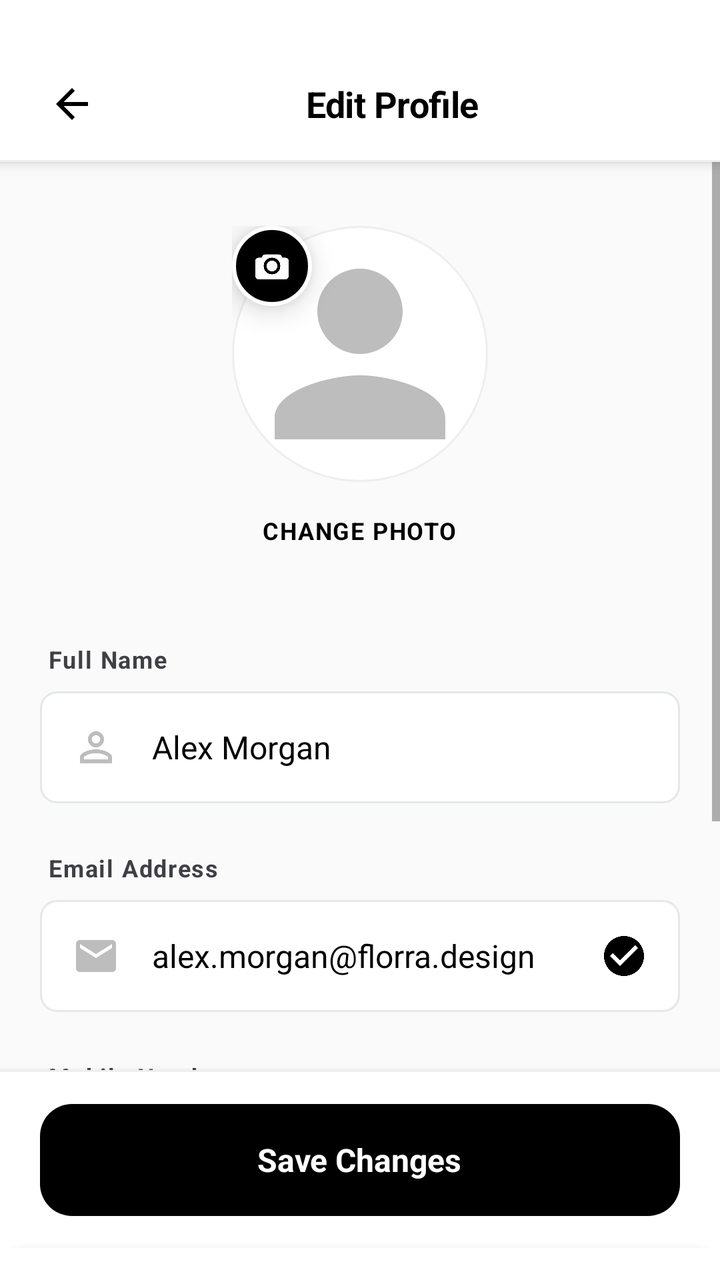
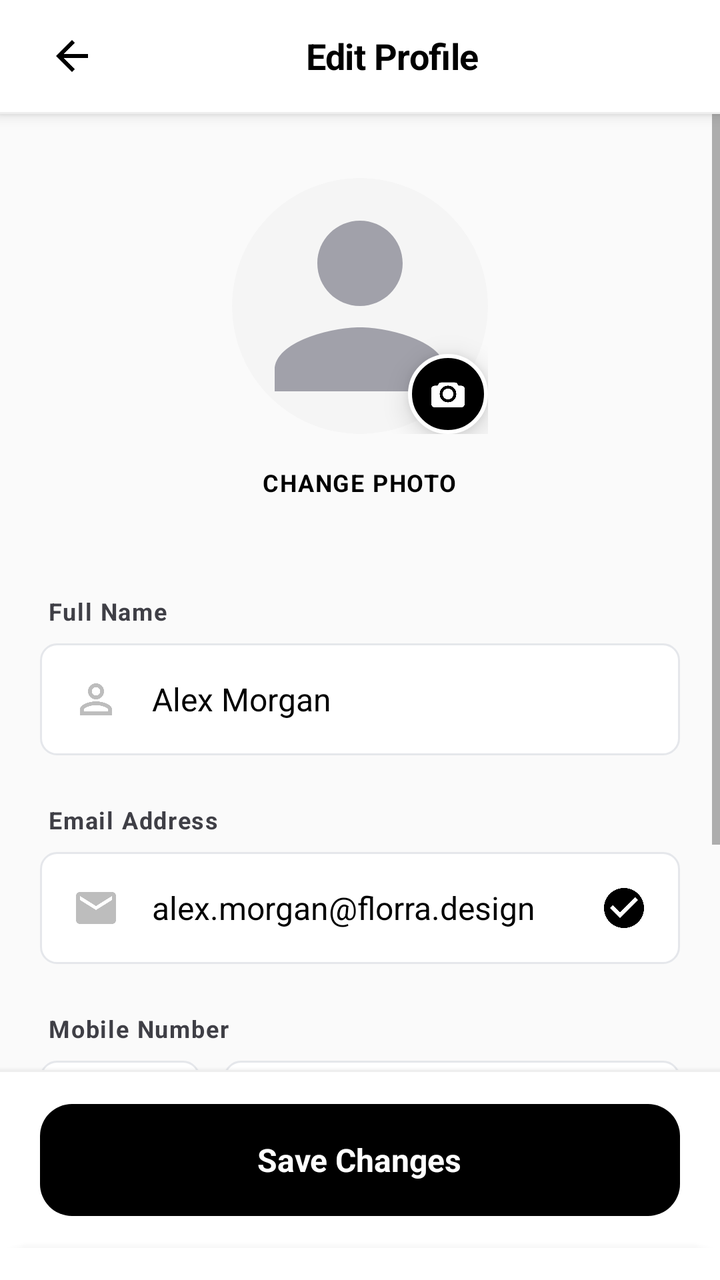

Screens rendered from an Android XML layout before and after an edit, with the pre-edit source and the edit as a unified diff.
<!-- AndroidManifest.xml: activity theme Theme.AppCompat.Light.NoActionBar -->
<!-- res/layout/activity_edit_profile.xml -->
<?xml version="1.0" encoding="utf-8"?>
<RelativeLayout xmlns:android="http://schemas.android.com/apk/res/android"
    xmlns:app="http://schemas.android.com/apk/res-auto"
    android:layout_width="match_parent"
    android:layout_height="match_parent"
    android:background="@color/calc_gray_50"
    android:fitsSystemWindows="true">

    
    <LinearLayout
        android:id="@+id/header"
        android:layout_width="match_parent"
        android:layout_height="wrap_content"
        android:orientation="vertical"
        android:background="@color/white"
        android:elevation="4dp"
        android:layout_alignParentTop="true">

        
        <View
            android:layout_width="match_parent"
            android:layout_height="24dp"
            android:background="@color/white" />

        
        <LinearLayout
            android:layout_width="match_parent"
            android:layout_height="56dp"
            android:orientation="horizontal"
            android:paddingHorizontal="16dp"
            android:gravity="center_vertical"
            android:background="@color/white">

            
            <RelativeLayout
                android:id="@+id/btnBack"
                android:layout_width="40dp"
                android:layout_height="40dp"
                android:background="?android:attr/selectableItemBackground"
                android:clickable="true"
                android:focusable="true">

                <ImageView
                    android:layout_width="24dp"
                    android:layout_height="24dp"
                    android:src="@drawable/ic_arrow_back"
                    android:tint="@color/black"
                    android:layout_centerInParent="true" />
            </RelativeLayout>

            
            <TextView
                android:layout_width="0dp"
                android:layout_height="wrap_content"
                android:layout_weight="1"
                android:text="Edit Profile"
                android:textColor="@color/black"
                android:textSize="18sp"
                android:textStyle="bold"
                android:gravity="center"
                android:letterSpacing="-0.01" />

            
            <RelativeLayout
                android:id="@+id/btnCancel"
                android:layout_width="wrap_content"
                android:layout_height="40dp"
                android:paddingHorizontal="8dp"
                android:background="?android:attr/selectableItemBackground"
                android:clickable="true"
                android:focusable="true"
                android:gravity="center_vertical"/>
        </LinearLayout>

        
        <View
            android:layout_width="match_parent"
            android:layout_height="1dp"
            android:background="@color/gray_200" />
    </LinearLayout>

    
    <ScrollView
        android:layout_width="match_parent"
        android:layout_height="match_parent"
        android:layout_below="@id/header"
        android:layout_above="@+id/saveButtonContainer"
        android:fillViewport="true">

        <LinearLayout
            android:layout_width="match_parent"
            android:layout_height="wrap_content"
            android:orientation="vertical"
            android:paddingBottom="80dp">

            
            <LinearLayout
                android:layout_width="match_parent"
                android:layout_height="wrap_content"
                android:orientation="vertical"
                android:gravity="center_horizontal"
                android:paddingVertical="32dp">

                
                <RelativeLayout
                    android:id="@+id/btnChangePhoto"
                    android:layout_width="wrap_content"
                    android:layout_height="wrap_content"
                    android:clickable="true"
                    android:focusable="true">

                    
                    <RelativeLayout
                        android:layout_width="128dp"
                        android:layout_height="128dp"
                        android:background="@drawable/bg_profile_circle_edit">

                        
                        <ImageView
                            android:id="@+id/ivProfile"
                            android:layout_width="match_parent"
                            android:layout_height="match_parent"
                            android:src="@drawable/ic_person_large"
                            android:scaleType="centerCrop"
                            android:contentDescription="Profile Image"
                            android:tint="@color/gray_400" />
                    </RelativeLayout>

                    
                    <RelativeLayout
                        android:layout_width="40dp"
                        android:layout_height="40dp"
                        android:background="@drawable/bg_camera_circle"
                        android:layout_alignBottom="@id/btnChangePhoto"
                        android:layout_alignRight="@id/btnChangePhoto"
                        android:layout_marginBottom="-4dp"
                        android:layout_marginRight="-4dp"
                        android:elevation="8dp">

                        <ImageView
                            android:layout_width="20dp"
                            android:layout_height="20dp"
                            android:src="@drawable/ic_camera"
                            android:tint="@color/white"
                            android:layout_centerInParent="true" />
                    </RelativeLayout>
                </RelativeLayout>

                
                <TextView
                    android:layout_width="wrap_content"
                    android:layout_height="wrap_content"
                    android:text="CHANGE PHOTO"
                    android:textColor="@color/black"
                    android:textSize="12sp"
                    android:textStyle="bold"
                    android:letterSpacing="0.05"
                    android:layout_marginTop="16dp"
                    android:clickable="true"
                    android:focusable="true" />
            </LinearLayout>

            
            <LinearLayout
                android:layout_width="match_parent"
                android:layout_height="wrap_content"
                android:orientation="vertical"
                android:paddingHorizontal="20dp"
                android:paddingTop="16dp"
                android:paddingBottom="16dp">

                
                <LinearLayout
                    android:layout_width="match_parent"
                    android:layout_height="wrap_content"
                    android:orientation="vertical"
                    android:layout_marginBottom="24dp">

                    <TextView
                        android:layout_width="wrap_content"
                        android:layout_height="wrap_content"
                        android:text="Full Name"
                        android:textColor="@color/gray_700"
                        android:textSize="12sp"
                        android:textStyle="bold"
                        android:letterSpacing="0.05"
                        android:layout_marginBottom="8dp"
                        android:layout_marginLeft="4dp" />

                    
                    <RelativeLayout
                        android:layout_width="match_parent"
                        android:layout_height="56dp"
                        android:background="@drawable/bg_input_field">

                        
                        <ImageView
                            android:layout_width="24dp"
                            android:layout_height="24dp"
                            android:src="@drawable/ic_person_outline"
                            android:tint="@color/gray_400"
                            android:layout_centerVertical="true"
                            android:layout_marginLeft="16dp" />

                        
                        <EditText
                            android:id="@+id/etFullName"
                            android:layout_width="match_parent"
                            android:layout_height="match_parent"
                            android:paddingLeft="56dp"
                            android:paddingRight="16dp"
                            android:text="Alex Morgan"
                            android:textColor="@color/black"
                            android:textSize="16sp"
                            android:background="@android:color/transparent"
                            android:maxLines="1"
                            android:inputType="textPersonName" />
                    </RelativeLayout>
                </LinearLayout>

                
                <LinearLayout
                    android:layout_width="match_parent"
                    android:layout_height="wrap_content"
                    android:orientation="vertical"
                    android:layout_marginBottom="24dp">

                    <TextView
                        android:layout_width="wrap_content"
                        android:layout_height="wrap_content"
                        android:text="Email Address"
                        android:textColor="@color/gray_700"
                        android:textSize="12sp"
                        android:textStyle="bold"
                        android:letterSpacing="0.05"
                        android:layout_marginBottom="8dp"
                        android:layout_marginLeft="4dp" />

                    
                    <RelativeLayout
                        android:layout_width="match_parent"
                        android:layout_height="56dp"
                        android:background="@drawable/bg_input_field">

                        
                        <ImageView
                            android:layout_width="24dp"
                            android:layout_height="24dp"
                            android:src="@drawable/ic_mail"
                            android:tint="@color/gray_400"
                            android:layout_centerVertical="true"
                            android:layout_marginLeft="16dp" />

                        
                        <EditText
                            android:id="@+id/etEmail"
                            android:layout_width="match_parent"
                            android:layout_height="match_parent"
                            android:paddingLeft="56dp"
                            android:paddingRight="56dp"
                            android:text="alex.morgan@florra.design"
                            android:textColor="@color/black"
                            android:textSize="16sp"
                            android:background="@android:color/transparent"
                            android:maxLines="1"
                            android:inputType="textEmailAddress" />

                        
                        <ImageView
                            android:layout_width="24dp"
                            android:layout_height="24dp"
                            android:src="@drawable/ic_check_circle"
                            android:tint="@color/black"
                            android:layout_centerVertical="true"
                            android:layout_alignParentRight="true"
                            android:layout_marginRight="16dp" />
                    </RelativeLayout>
                </LinearLayout>

                
                <LinearLayout
                    android:layout_width="match_parent"
                    android:layout_height="wrap_content"
                    android:orientation="vertical">

                    <TextView
                        android:layout_width="wrap_content"
                        android:layout_height="wrap_content"
                        android:text="Mobile Number"
                        android:textColor="@color/gray_700"
                        android:textSize="12sp"
                        android:textStyle="bold"
                        android:letterSpacing="0.05"
                        android:layout_marginBottom="8dp"
                        android:layout_marginLeft="4dp" />

                    
                    <LinearLayout
                        android:layout_width="match_parent"
                        android:layout_height="56dp"
                        android:orientation="horizontal"
                        android:gravity="center_vertical">

                        
                        <RelativeLayout
                            android:layout_width="80dp"
                            android:layout_height="match_parent"
                            android:background="@drawable/bg_input_field"
                            android:layout_marginRight="12dp">

                            <TextView
                                android:layout_width="wrap_content"
                                android:layout_height="wrap_content"
                                android:text="+1"
                                android:textColor="@color/gray_700"
                                android:textSize="16sp"
                                android:layout_centerInParent="true"
                                android:textStyle="normal" />
                        </RelativeLayout>

                        
                        <RelativeLayout
                            android:layout_width="0dp"
                            android:layout_height="match_parent"
                            android:layout_weight="1"
                            android:background="@drawable/bg_input_field">

                            
                            <ImageView
                                android:layout_width="24dp"
                                android:layout_height="24dp"
                                android:src="@drawable/ic_smartphone"
                                android:tint="@color/gray_400"
                                android:layout_centerVertical="true"
                                android:layout_marginLeft="16dp" />

                            
                            <EditText
                                android:id="@+id/etMobile"
                                android:layout_width="match_parent"
                                android:layout_height="match_parent"
                                android:paddingLeft="56dp"
                                android:paddingRight="16dp"
                                android:text="(555) 123-4567"
                                android:textColor="@color/black"
                                android:textSize="16sp"
                                android:background="@android:color/transparent"
                                android:maxLines="1"
                                android:inputType="phone" />
                        </RelativeLayout>
                    </LinearLayout>
                </LinearLayout>
            </LinearLayout>
        </LinearLayout>
    </ScrollView>

    
    <LinearLayout
        android:id="@+id/saveButtonContainer"
        android:layout_width="match_parent"
        android:layout_height="wrap_content"
        android:orientation="vertical"
        android:background="@color/white"
        android:layout_above="@id/bottomNav"
        android:elevation="4dp">

        
        <View
            android:layout_width="match_parent"
            android:layout_height="1dp"
            android:background="@color/gray_200" />

        
        <RelativeLayout
            android:id="@+id/btnSaveChanges"
            android:layout_width="match_parent"
            android:layout_height="wrap_content"
            android:paddingHorizontal="20dp"
            android:paddingTop="16dp"
            android:paddingBottom="16dp">

            <RelativeLayout
                android:layout_width="match_parent"
                android:layout_height="56dp"
                android:background="@drawable/bg_save_button"
                android:clickable="true"
                android:focusable="true">

                <TextView
                    android:layout_width="wrap_content"
                    android:layout_height="wrap_content"
                    android:text="Save Changes"
                    android:textColor="@color/white"
                    android:textSize="16sp"
                    android:textStyle="bold"
                    android:layout_centerInParent="true" />
            </RelativeLayout>
        </RelativeLayout>
    </LinearLayout>

    
    <LinearLayout
        android:id="@+id/bottomNav"
        android:layout_width="match_parent"
        android:layout_height="wrap_content"
        android:orientation="vertical"
        android:background="@drawable/bg_bottom_nav"
        android:layout_alignParentBottom="true"
        android:elevation="8dp">

        <View
            android:layout_width="match_parent"
            android:layout_height="16dp"
            android:background="@color/white" />
    </LinearLayout>

</RelativeLayout>
<!-- resources referenced by this layout -->
<resources>
  <color name="black">#FF000000</color>
  <color name="calc_gray_50">#FAFAFA</color>
  <color name="gray_200">#EEEEEE</color>
  <color name="gray_400">#BDBDBD</color>
  <color name="gray_700">#3F3F46</color>
  <color name="white">#FFFFFFFF</color>
  <!-- drawable bg_bottom_nav (drawable) -->
  <?xml version="1.0" encoding="utf-8"?>
  <shape xmlns:android="http://schemas.android.com/apk/res/android">
      <solid android:color="@color/white" />
      <corners android:topLeftRadius="20dp" android:topRightRadius="20dp" />
  </shape>
  <!-- drawable bg_camera_circle (drawable) -->
  <?xml version="1.0" encoding="utf-8"?>
  <shape xmlns:android="http://schemas.android.com/apk/res/android">
      <solid android:color="@color/black" />
      <size android:width="40dp" android:height="40dp" />
      <corners android:radius="20dp" />
      <stroke android:width="2dp" android:color="@color/white" />
  </shape>
  <!-- drawable bg_input_field (drawable) -->
  <?xml version="1.0" encoding="utf-8"?>
  <shape xmlns:android="http://schemas.android.com/apk/res/android">
      <solid android:color="@color/white" />
      <corners android:radius="8dp" />
      <stroke
          android:width="1dp"
          android:color="#E5E7EB" />
  </shape>
  <!-- drawable bg_profile_circle_edit (drawable) -->
  <?xml version="1.0" encoding="utf-8"?>
  <shape xmlns:android="http://schemas.android.com/apk/res/android"
      android:shape="oval">
      <solid android:color="@color/white" />
      <stroke android:width="1dp" android:color="#EEEEEE" />
  </shape>
  <!-- drawable bg_save_button (drawable) -->
  <?xml version="1.0" encoding="utf-8"?>
  <shape xmlns:android="http://schemas.android.com/apk/res/android">
      <solid android:color="@color/black" />
      <corners android:radius="16dp" />
  </shape>
  <!-- drawable ic_arrow_back (drawable) -->
  <?xml version="1.0" encoding="utf-8"?>
  <vector xmlns:android="http://schemas.android.com/apk/res/android"
      android:width="24dp"
      android:height="24dp"
      android:viewportWidth="24"
      android:viewportHeight="24"
      android:tint="@color/slate_900">
      <path
          android:fillColor="@android:color/white"
          android:pathData="M20,11H7.83l5.59,-5.59L12,4l-8,8 8,8 1.41,-1.41L7.83,13H20v-2z"/>
  </vector>
  <!-- drawable ic_check_circle (drawable) -->
  <vector xmlns:android="http://schemas.android.com/apk/res/android" android:width="24dp" android:height="24dp" android:viewportWidth="24" android:viewportHeight="24">
    <path android:fillColor="#FF000000" android:pathData="M12,2C6.48,2 2,6.48 2,12s4.48,10 10,10 10,-4.48 10,-10S17.52,2 12,2zM10,17l-5,-5 1.41,-1.41L10,14.17l7.59,-7.59L19,8l-9,9z"/>
  </vector>
  <!-- drawable ic_person_large (drawable) -->
  <vector xmlns:android="http://schemas.android.com/apk/res/android"
      android:width="24dp"
      android:height="24dp"
      android:viewportWidth="24"
      android:viewportHeight="24">
      <path
          android:fillColor="#A1A1AA"
          android:pathData="M12,12c2.21,0 4,-1.79 4,-4s-1.79,-4 -4,-4 -4,1.79 -4,4 1.79,4 4,4zm0,2c-2.67,0 -8,1.34 -8,4v2h16v-2c0,-2.66 -5.33,-4 -8,-4z"/>
  </vector>
  <!-- drawable ic_smartphone (drawable) -->
  <vector xmlns:android="http://schemas.android.com/apk/res/android"
      android:width="24dp"
      android:height="24dp"
      android:viewportWidth="24"
      android:viewportHeight="24">
      <path
          android:fillColor="#A1A1AA"
          android:pathData="M17,1.01L7,1c-1.1,0 -2,0.9 -2,2v18c0,1.1 0.9,2 2,2h10c1.1,0 2,-0.9 2,-2V3c0,-1.1 -0.9,-1.99 -2,-1.99zM17,19H7V5h10v14z"/>
  </vector>
  <color name="slate_900">#0F172A</color>
  <!-- unchanged entries left out for length: 3 -->
</resources>

<!-- the commit's change to res/layout/activity_edit_profile.xml (unified diff, before → after) -->
@@ -17,10 +17,6 @@
         android:layout_alignParentTop="true">
 
         
-        <View
-            android:layout_width="match_parent"
-            android:layout_height="24dp"
-            android:background="@color/white" />
 
         
         <LinearLayout
@@ -110,31 +106,32 @@
                     android:focusable="true">
 
                     
-                    <RelativeLayout
+                    <androidx.cardview.widget.CardView
+                        android:id="@+id/profileImageCard"
                         android:layout_width="128dp"
                         android:layout_height="128dp"
-                        android:background="@drawable/bg_profile_circle_edit">
-
-                        
+                        app:cardCornerRadius="64dp"
+                        app:cardElevation="0dp"
+                        app:cardBackgroundColor="@color/gray_100">
+
                         <ImageView
                             android:id="@+id/ivProfile"
                             android:layout_width="match_parent"
                             android:layout_height="match_parent"
                             android:src="@drawable/ic_person_large"
                             android:scaleType="centerCrop"
-                            android:contentDescription="Profile Image"
-                            android:tint="@color/gray_400" />
-                    </RelativeLayout>
+                            android:contentDescription="Profile Image" />
+                    </androidx.cardview.widget.CardView>
 
                     
                     <RelativeLayout
                         android:layout_width="40dp"
                         android:layout_height="40dp"
                         android:background="@drawable/bg_camera_circle"
-                        android:layout_alignBottom="@id/btnChangePhoto"
-                        android:layout_alignRight="@id/btnChangePhoto"
-                        android:layout_marginBottom="-4dp"
-                        android:layout_marginRight="-4dp"
+                        android:layout_alignBottom="@id/profileImageCard"
+                        android:layout_alignRight="@id/profileImageCard"
+                        android:layout_marginBottom="0dp"
+                        android:layout_marginRight="0dp"
                         android:elevation="8dp">
 
                         <ImageView
@@ -155,9 +152,7 @@
                     android:textSize="12sp"
                     android:textStyle="bold"
                     android:letterSpacing="0.05"
-                    android:layout_marginTop="16dp"
-                    android:clickable="true"
-                    android:focusable="true" />
+                    android:layout_marginTop="16dp" />
             </LinearLayout>
 
             
@@ -372,7 +367,6 @@
 
         
         <RelativeLayout
-            android:id="@+id/btnSaveChanges"
             android:layout_width="match_parent"
             android:layout_height="wrap_content"
             android:paddingHorizontal="20dp"
@@ -380,6 +374,7 @@
             android:paddingBottom="16dp">
 
             <RelativeLayout
+                android:id="@+id/btnSaveChanges"
                 android:layout_width="match_parent"
                 android:layout_height="56dp"
                 android:background="@drawable/bg_save_button"
<!-- resource entries referenced after the edit -->
@@ -2,6 +2,7 @@
 <resources>
   <color name="black">#FF000000</color>
   <color name="calc_gray_50">#FAFAFA</color>
+  <color name="gray_100">#F5F5F5</color>
   <color name="gray_200">#EEEEEE</color>
   <color name="gray_400">#BDBDBD</color>
   <color name="gray_700">#3F3F46</color>
@@ -28,13 +29,6 @@
       <stroke
           android:width="1dp"
           android:color="#E5E7EB" />
-  </shape>
-  <!-- drawable bg_profile_circle_edit (drawable) -->
-  <?xml version="1.0" encoding="utf-8"?>
-  <shape xmlns:android="http://schemas.android.com/apk/res/android"
-      android:shape="oval">
-      <solid android:color="@color/white" />
-      <stroke android:width="1dp" android:color="#EEEEEE" />
   </shape>
   <!-- drawable bg_save_button (drawable) -->
   <?xml version="1.0" encoding="utf-8"?>
